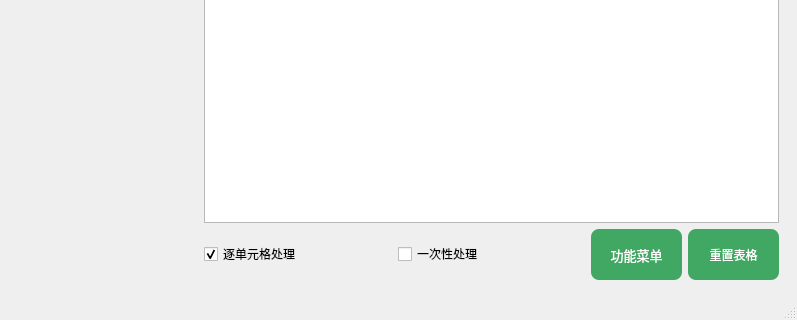
The window that form.ui (hongzhe12/love-table) describes before a commit, drawn with Qt 5; both pictures show x 0 to 797 and y 247 to 567 of the 797 by 567 pixel window.
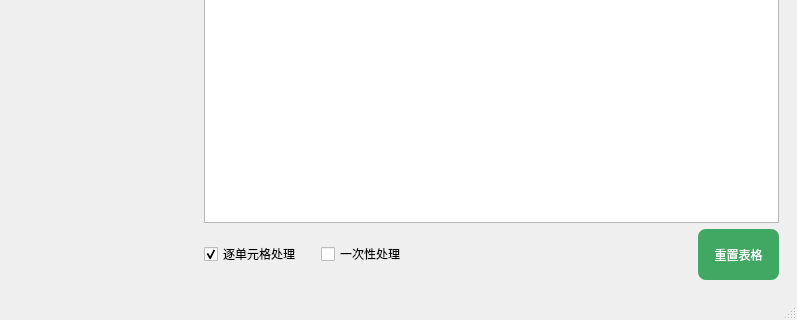
The same window after the commit. Icons and pictures are not drawn.

The edit to the form file:
```diff
--- a/form.ui
+++ b/form.ui
@@ -265,38 +265,21 @@
               </property>
              </widget>
             </item>
+            <item>
+             <spacer name="horizontalSpacer">
+              <property name="orientation">
+               <enum>Qt::Orientation::Horizontal</enum>
+              </property>
+              <property name="sizeHint" stdset="0">
+               <size>
+                <width>40</width>
+                <height>20</height>
+               </size>
+              </property>
+             </spacer>
+            </item>
             <item>
              <layout class="QHBoxLayout" name="horizontalLayout_2">
-              <item>
-               <widget class="QPushButton" name="pushButton_2">
-                <property name="minimumSize">
-                 <size>
-                  <width>81</width>
-                  <height>51</height>
-                 </size>
-                </property>
-                <property name="font">
-                 <font>
-                  <family>微软雅黑</family>
-                  <pointsize>10</pointsize>
-                  <bold>false</bold>
-                 </font>
-                </property>
-                <property name="styleSheet">
-                 <string notr="true">   QPushButton {
-       border-width: 0px;
-       border-style: none;
-       border-color: transparent;
-	   border-radius:8px;
-	   color: rgb(255, 255, 255);
-	   background-color: rgb(65, 168, 99);
-   }</string>
-                </property>
-                <property name="text">
-                 <string>功能菜单</string>
-                </property>
-               </widget>
-              </item>
               <item>
                <widget class="QPushButton" name="pushButton">
                 <property name="minimumSize">
@@ -313,7 +296,13 @@
 	   border-radius:8px;
 	   color: rgb(255, 255, 255);
 	   background-color: rgb(65, 168, 99);
-   }</string>
+   }
+QPushButton:hover {
+                background-color: #E0E0E0;  /* 鼠标悬停时背景颜色 */
+            }
+            QPushButton:pressed {
+                background-color: #C0C0C0;  /* 鼠标按下时背景颜色 */
+            }</string>
                 </property>
                 <property name="text">
                  <string>重置表格</string>
```
Left out of the diff: 75 changed lines with no effect on the pictures.
